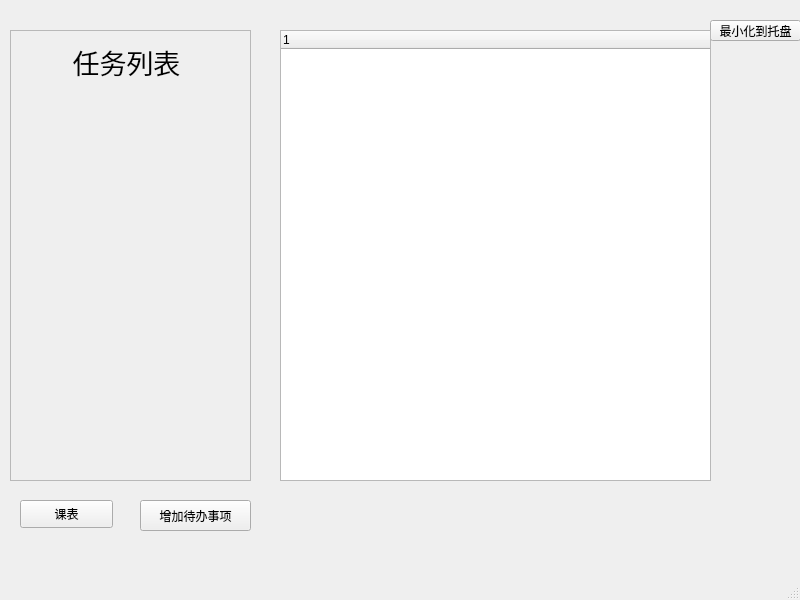
First picture: the form in qtodo.ui, repository lcclcc233/Qtodo, before the edit.
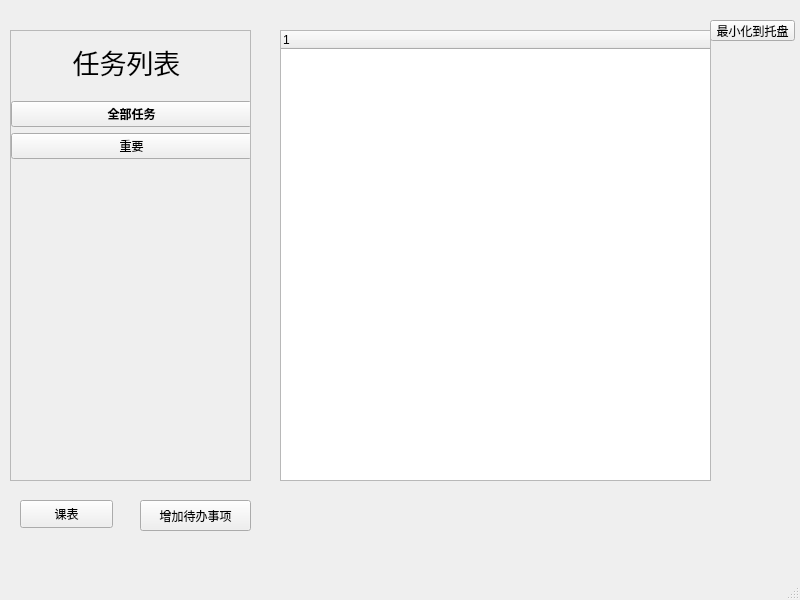
Second picture: the form after the edit.

Commit message: add icon for executable(release mode)/change pro file for exe icon/change height for some ButtonBox

The edit to the form file:
```diff
--- a/qtodo.ui
+++ b/qtodo.ui
@@ -32,7 +32,7 @@
      <rect>
       <x>710</x>
       <y>20</y>
-      <width>91</width>
+      <width>85</width>
       <height>21</height>
      </rect>
     </property>
@@ -78,12 +78,51 @@
       <property name="geometry">
        <rect>
         <x>0</x>
-        <y>60</y>
-        <width>201</width>
-        <height>391</height>
+        <y>70</y>
+        <width>241</width>
+        <height>381</height>
        </rect>
       </property>
-      <layout class="QVBoxLayout" name="verticalLayout"/>
+      <layout class="QVBoxLayout" name="verticalLayout">
+       <item>
+        <widget class="QPushButton" name="pushButton_2">
+         <property name="font">
+          <font>
+           <bold>true</bold>
+          </font>
+         </property>
+         <property name="text">
+          <string>全部任务</string>
+         </property>
+        </widget>
+       </item>
+       <item>
+        <widget class="QPushButton" name="pushButton_3">
+         <property name="sizePolicy">
+          <sizepolicy hsizetype="Minimum" vsizetype="Fixed">
+           <horstretch>0</horstretch>
+           <verstretch>1</verstretch>
+          </sizepolicy>
+         </property>
+         <property name="text">
+          <string>重要</string>
+         </property>
+        </widget>
+       </item>
+       <item>
+        <spacer name="verticalSpacer">
+         <property name="orientation">
+          <enum>Qt::Vertical</enum>
+         </property>
+         <property name="sizeHint" stdset="0">
+          <size>
+           <width>20</width>
+           <height>50</height>
+          </size>
+         </property>
+        </spacer>
+       </item>
+      </layout>
      </widget>
      <widget class="QLabel" name="label">
       <property name="geometry">
```
Left out of the diff: 2 changed lines with no effect on the pictures. The commit also changes 5 other files.
